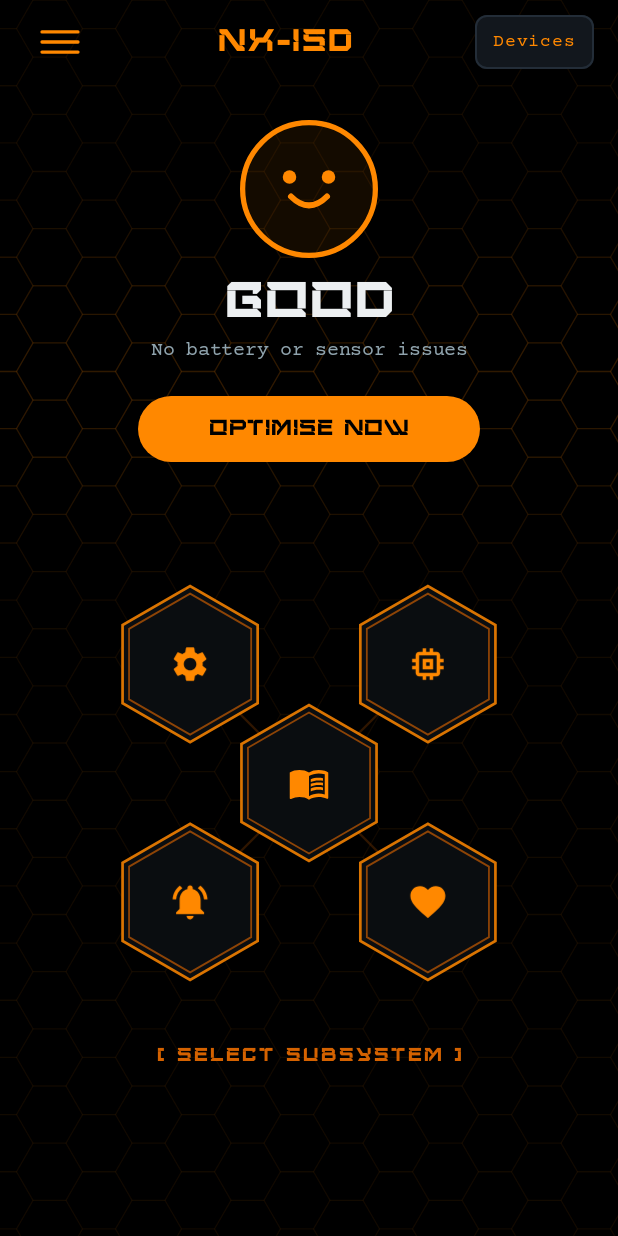
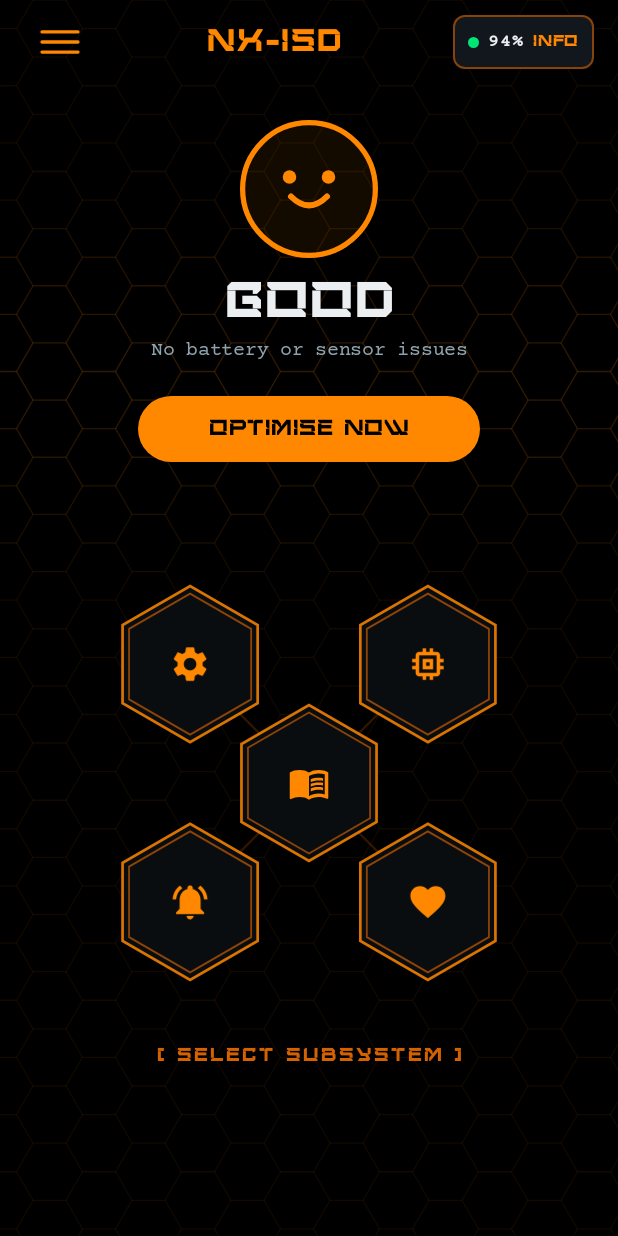
Before and after one commit to Ghost3379/NX-Uplink, an Android app built with Jetpack Compose: the screen it shows after launch (MainActivity), after a tap on "NX-ISD", on a phone screen of 412 x 824 dp. Run offline under Robolectric (Android 15) with nearby library versions, the phone set to English and light mode, and no system bars.

Commit message:
feat(ui): add top-right device quick-view popup with live battery, firmware, and hardware ID info

```diff
--- a/app/src/main/java/com/nx/uplink/ui/home/HomeScreen.kt
+++ b/app/src/main/java/com/nx/uplink/ui/home/HomeScreen.kt
@@ -9,6 +9,7 @@ import androidx.compose.foundation.border
 import androidx.compose.foundation.clickable
 import androidx.compose.foundation.layout.*
 import androidx.compose.foundation.rememberScrollState
+import androidx.compose.foundation.shape.CircleShape
 import androidx.compose.foundation.shape.RoundedCornerShape
 import androidx.compose.foundation.verticalScroll
 import androidx.compose.material3.*
@@ -19,6 +20,7 @@ import androidx.compose.ui.platform.LocalContext
 import androidx.compose.ui.text.font.FontWeight
 import androidx.compose.ui.unit.dp
 import androidx.compose.ui.unit.sp
+import com.nx.uplink.ui.components.DeviceQuickViewDialog
 import com.nx.uplink.ui.components.TacticalBackgroundGrid
 import com.nx.uplink.ui.components.TacticalHamburgerButton
 import com.nx.uplink.ui.submenu.SubMenuScreen
@@ -33,6 +35,7 @@ fun HomeScreen(
     var activeSubMenu by remember { mutableStateOf<String?>(null) }
     var statusTitle by remember { mutableStateOf("Good") }
     var statusSubtitle by remember { mutableStateOf("No battery or sensor issues") }
+    var showQuickView by remember { mutableStateOf(false) }
 
     // Intercept physical/gesture back button:
     // If in sub-menu -> exit to hub
@@ -97,21 +100,39 @@ fun HomeScreen(
                                 letterSpacing = 2.sp
                             )
 
-                            // Device switcher button
+                            // Device quick-view pill button at top right
                             Box(
                                 modifier = Modifier
                                     .background(TacticalSurfaceElevated, shape = RoundedCornerShape(8.dp))
-                                    .border(1.dp, TacticalBorder, shape = RoundedCornerShape(8.dp))
-                                    .clickable { onNavigateFleet() }
-                                    .padding(horizontal = 12.dp, vertical = 6.dp)
+                                    .border(1.dp, AmberMid.copy(alpha = 0.6f), shape = RoundedCornerShape(8.dp))
+                                    .clickable { showQuickView = true }
+                                    .padding(horizontal = 10.dp, vertical = 6.dp)
                             ) {
-                                Text(
-                                    text = "Devices",
-                                    fontFamily = TypewriterFont,
-                                    fontSize = 12.sp,
-                                    fontWeight = FontWeight.Medium,
-                                    color = AmberBright
-                                )
+                                Row(
+                                    verticalAlignment = Alignment.CenterVertically,
+                                    horizontalArrangement = Arrangement.spacedBy(6.dp)
+                                ) {
+                                    Box(
+                                        modifier = Modifier
+                                            .size(7.dp)
+                                            .background(NominalGreen, CircleShape)
+                                    )
+                                    Text(
+                                        text = "94%",
+                                        fontFamily = TypewriterFont,
+                                        fontSize = 12.sp,
+                                        fontWeight = FontWeight.Bold,
+                                        color = TextPrimary
+                                    )
+                                    Text(
+                                        text = "INFO",
+                                        fontFamily = CircuitForem,
+                                        fontSize = 10.sp,
+                                        fontWeight = FontWeight.Bold,
+                                        color = AmberBright,
+                                        letterSpacing = 0.5.sp
+                                    )
+                                }
                             }
                         }
 
@@ -143,4 +164,22 @@ fun HomeScreen(
             }
         }
     }
+
+    if (showQuickView) {
+        DeviceQuickViewDialog(
+            deviceName = "NX-ISD",
+            deviceType = "Tactical Biometric Watch",
+            batteryPercent = 94,
+            batteryVoltage = "4.12 V",
+            softwareVersion = "ISD-Core v1.4.2",
+            deviceId = "NX-ISD-0042",
+            macAddress = "SIM:E4:65:B8:21:40",
+            hardwareRev = "v1.4 (Production)",
+            onDismiss = { showQuickView = false },
+            onSwitchDevice = {
+                showQuickView = false
+                onNavigateFleet()
+            }
+        )
+    }
 }
```
Also changed, not shown: app/src/main/java/com/nx/uplink/ui/components/DeviceQuickViewDialog.kt (added, +288 -0 lines), 1 other file.
